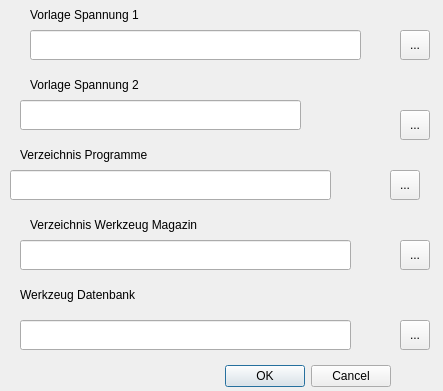
This is dialogSettings.ui in mikejg/MainGen as Qt 5 draws it before an edit. The edited form follows.
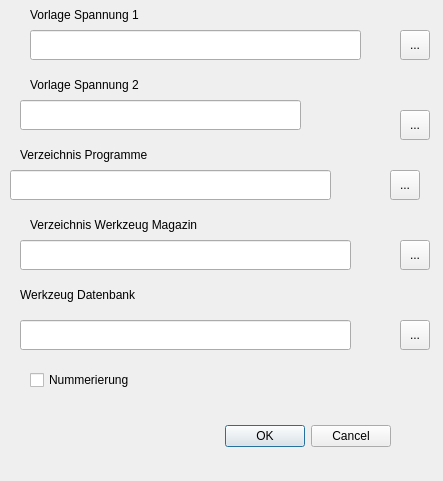
This is the edited form.

Commit message: Repetition closed Numbering started Numbering closed

The edit to the form file:
```diff
--- a/dialogSettings.ui
+++ b/dialogSettings.ui
@@ -7,7 +7,7 @@
     <x>0</x>
     <y>0</y>
     <width>443</width>
-    <height>391</height>
+    <height>481</height>
    </rect>
   </property>
   <property name="sizePolicy">
@@ -23,7 +23,7 @@
    <property name="geometry">
     <rect>
      <x>50</x>
-     <y>360</y>
+     <y>420</y>
      <width>341</width>
      <height>32</height>
     </rect>
@@ -395,6 +395,19 @@
     <string>...</string>
    </property>
   </widget>
+  <widget class="QCheckBox" name="checkBox_Numbering">
+   <property name="geometry">
+    <rect>
+     <x>30</x>
+     <y>370</y>
+     <width>111</width>
+     <height>20</height>
+    </rect>
+   </property>
+   <property name="text">
+    <string>Nummerierung</string>
+   </property>
+  </widget>
  </widget>
  <resources/>
  <connections>
```
Left out of the diff: 2 changed lines with no effect on the pictures. The commit also changes 12 other files.
